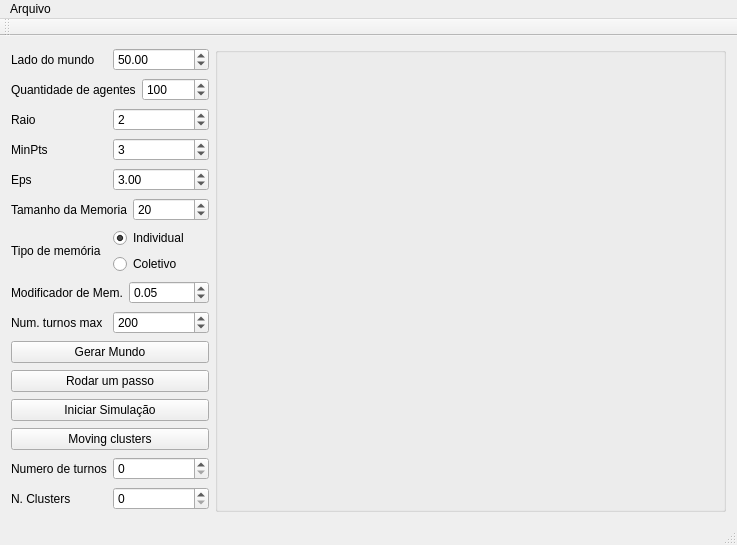
Above: Socrats_Doc_Gui__codigo_base/mainwindow.ui from vrios/SocS before the change. Below: the same form after it.
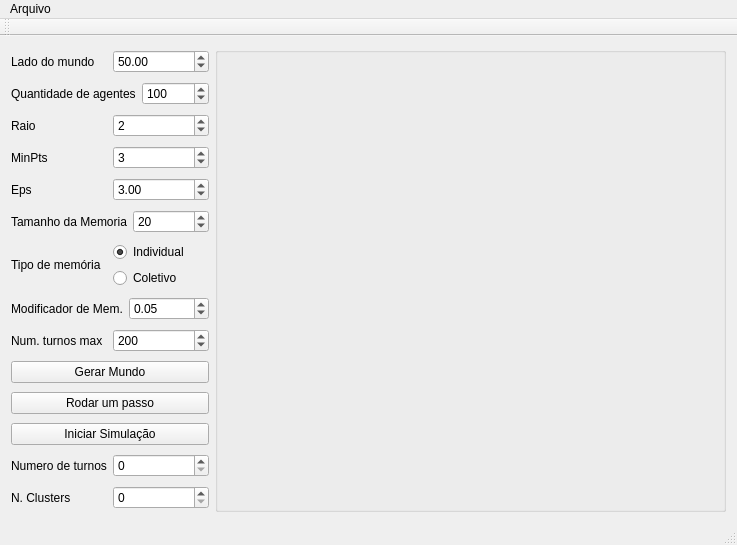
That is the form after the change.

Patch:
```diff
--- a/Socrats_Doc_Gui__codigo_base/mainwindow.ui
+++ b/Socrats_Doc_Gui__codigo_base/mainwindow.ui
@@ -240,13 +240,6 @@
           </property>
          </widget>
         </item>
-        <item>
-         <widget class="QPushButton" name="pushButtonMov_Clust">
-          <property name="text">
-           <string>Moving clusters</string>
-          </property>
-         </widget>
-        </item>
         <item>
          <layout class="QHBoxLayout" name="horizontalLayout_5">
           <item>
```
